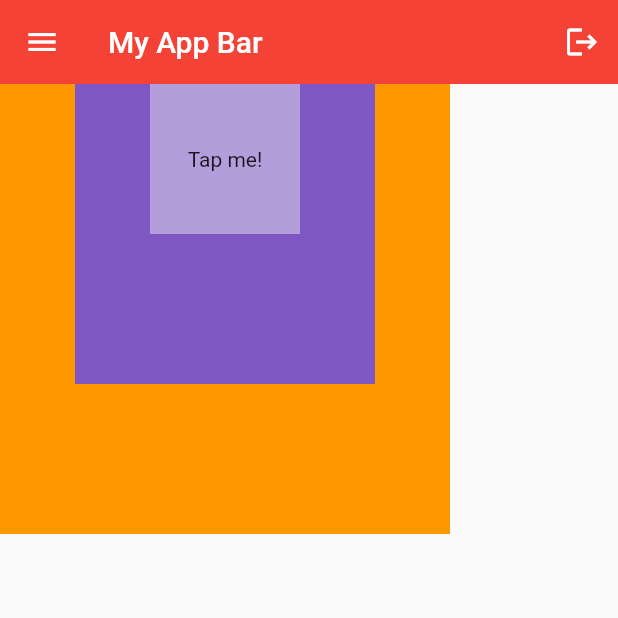
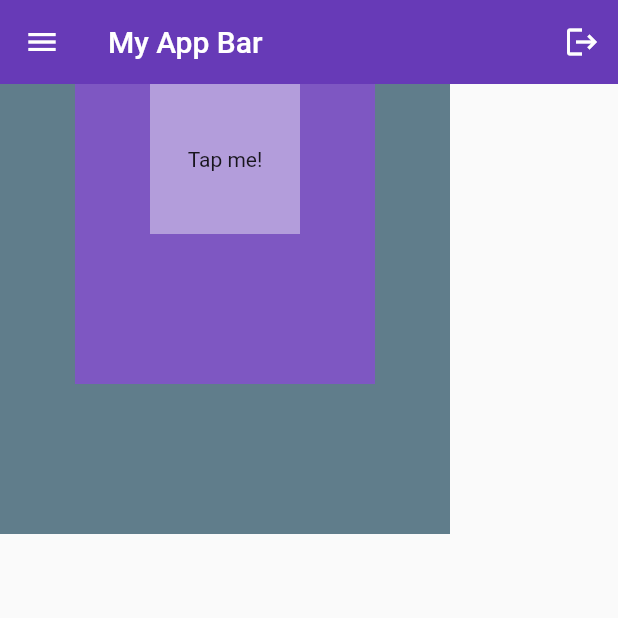
Before and after one commit to Bkind254/flutter, a Flutter app: the screen it shows after launch, on a phone screen of 412 x 824 dp, the top half of it. Run offline on Flutter 3.47's test engine with Material 2 defaults, Android fonts, the phone set to English and light mode, and no system bars.

Commit message:
2nd commit

```diff
--- a/lib/main.dart
+++ b/lib/main.dart
@@ -21,7 +21,7 @@ class MyApp extends StatelessWidget {
         home: Scaffold(
           appBar: AppBar(
             title: Text("My App Bar"),
-            backgroundColor: Colors.red,
+            backgroundColor: Colors.deepPurple,
             elevation: 0,
             leading: Icon(Icons.menu),
             actions: [IconButton(onPressed: () {}, icon: Icon(Icons.logout))],
@@ -35,7 +35,7 @@ class MyApp extends StatelessWidget {
               Container(
                 height: 300,
                 width: 300,
-                color: Colors.orange,
+                color: Colors.blueGrey,
               ),
 
               //2nd box
```
